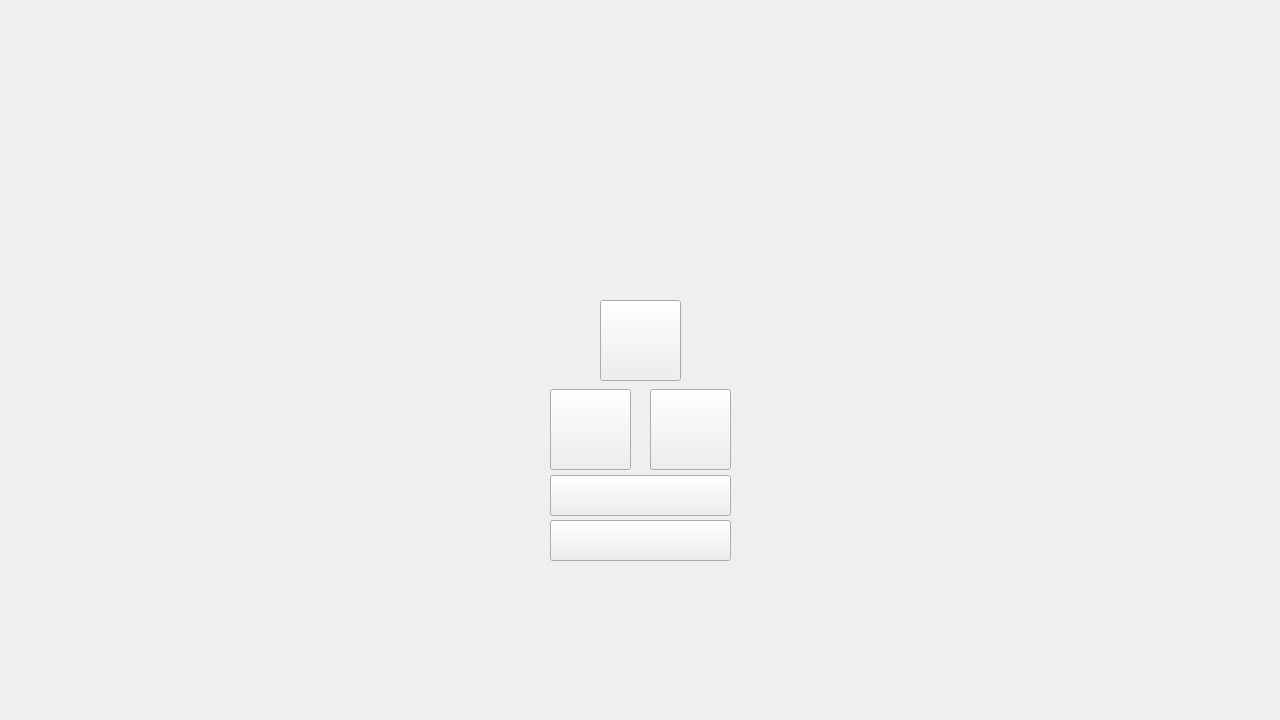
This is client/windows/gamewindow.ui in HFDLYS/HeartstringsResonance as Qt 5 draws it before an edit. The edited form follows.
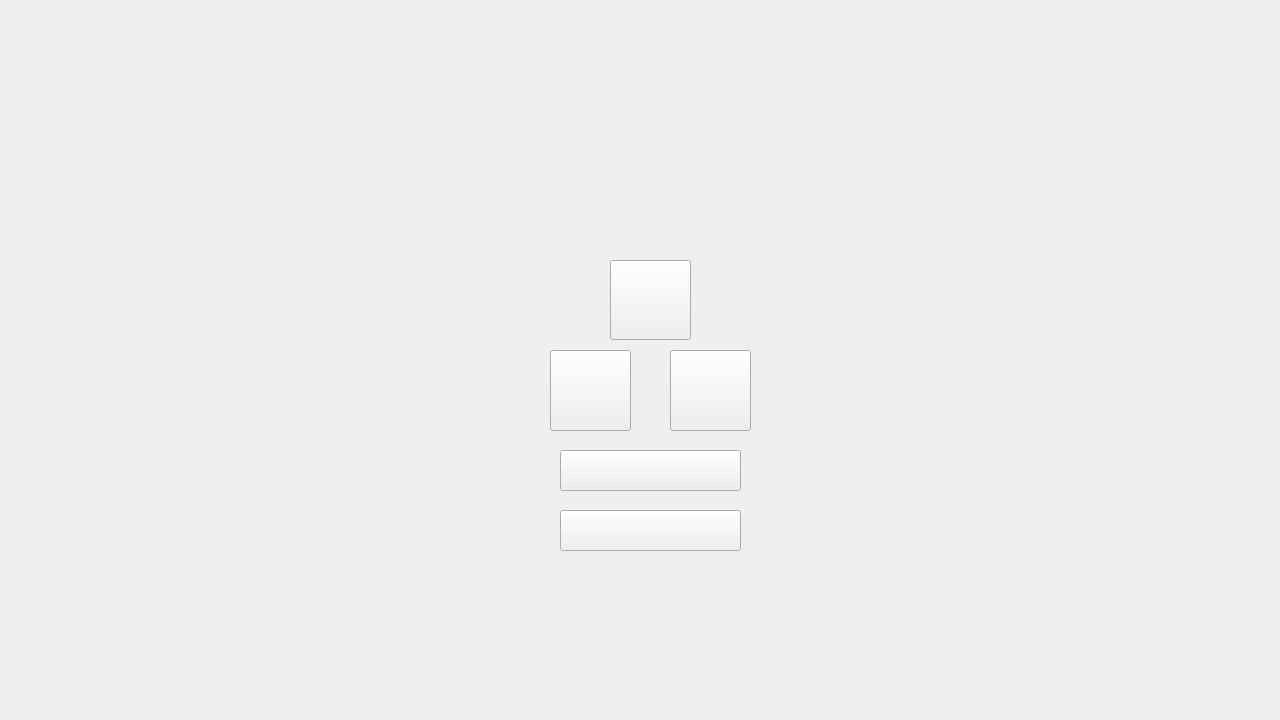
This is the edited form. Icons and pictures are not drawn.

The edit to the form file:
```diff
--- a/client/windows/gamewindow.ui
+++ b/client/windows/gamewindow.ui
@@ -47,10 +47,10 @@
     <widget class="QPushButton" name="skill1_button">
      <property name="geometry">
       <rect>
-       <x>600</x>
-       <y>300</y>
+       <x>610</x>
+       <y>260</y>
        <width>81</width>
-       <height>81</height>
+       <height>80</height>
       </rect>
      </property>
      <property name="styleSheet">
@@ -69,8 +69,8 @@
     <widget class="QPushButton" name="skill3_button">
      <property name="geometry">
       <rect>
-       <x>650</x>
-       <y>389</y>
+       <x>670</x>
+       <y>350</y>
        <width>81</width>
        <height>81</height>
       </rect>
@@ -96,7 +96,7 @@
      <property name="geometry">
       <rect>
        <x>550</x>
-       <y>389</y>
+       <y>350</y>
        <width>81</width>
        <height>81</height>
       </rect>
@@ -126,8 +126,8 @@
     <widget class="QPushButton" name="hint_button">
      <property name="geometry">
       <rect>
-       <x>550</x>
-       <y>475</y>
+       <x>560</x>
+       <y>450</y>
        <width>181</width>
        <height>41</height>
       </rect>
@@ -149,8 +149,8 @@
     <widget class="QPushButton" name="pause_button">
      <property name="geometry">
       <rect>
-       <x>550</x>
-       <y>520</y>
+       <x>560</x>
+       <y>510</y>
        <width>181</width>
        <height>41</height>
       </rect>
@@ -172,10 +172,10 @@
     <widget class="QLabel" name="shadow_2">
      <property name="geometry">
       <rect>
-       <x>755</x>
-       <y>100</y>
-       <width>500</width>
-       <height>500</height>
+       <x>850</x>
+       <y>20</y>
+       <width>330</width>
+       <height>330</height>
       </rect>
      </property>
      <property name="text">
@@ -191,10 +191,48 @@
     <widget class="QLabel" name="shadow">
      <property name="geometry">
       <rect>
-       <x>25</x>
-       <y>100</y>
-       <width>500</width>
-       <height>500</height>
+       <x>100</x>
+       <y>20</y>
+       <width>330</width>
+       <height>330</height>
+      </rect>
+     </property>
+     <property name="text">
+      <string/>
+     </property>
+     <property name="pixmap">
+      <pixmap resource="../../resource/res.qrc">:/images/gamewindow/shadow.png</pixmap>
+     </property>
+     <property name="scaledContents">
+      <bool>true</bool>
+     </property>
+    </widget>
+    <widget class="QLabel" name="shadow_3">
+     <property name="geometry">
+      <rect>
+       <x>850</x>
+       <y>370</y>
+       <width>330</width>
+       <height>330</height>
+      </rect>
+     </property>
+     <property name="text">
+      <string/>
+     </property>
+     <property name="pixmap">
+      <pixmap resource="../../resource/res.qrc">:/images/gamewindow/shadow.png</pixmap>
+     </property>
+     <property name="scaledContents">
+      <bool>true</bool>
+     </property>
+    </widget>
+    <widget class="QLabel" name="shadow_4">
+     <property name="geometry">
+      <rect>
+       <x>100</x>
+       <y>370</y>
+       <width>330</width>
+       <height>330</height>
       </rect>
      </property>
      <property name="text">
```
